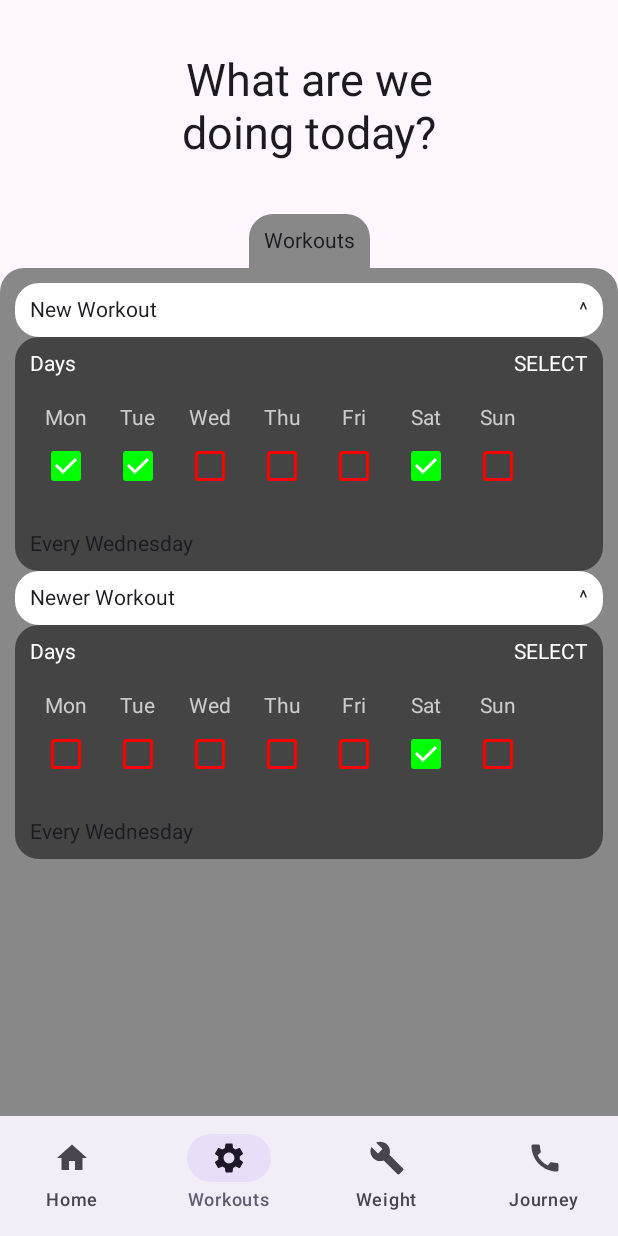
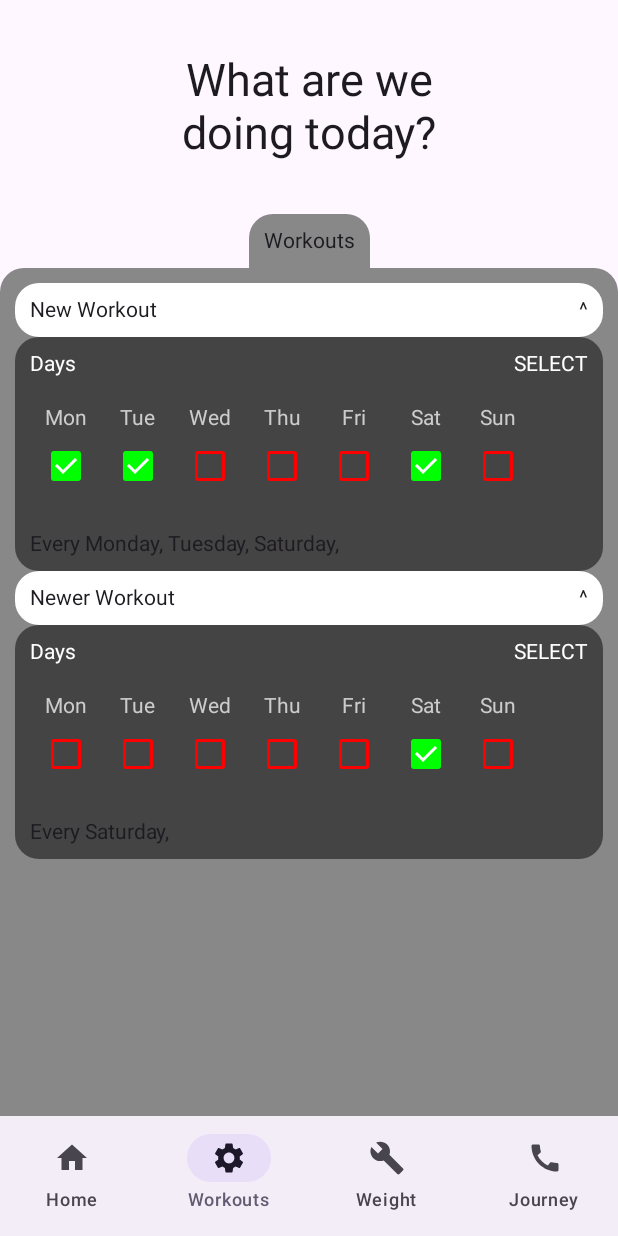
Before and after one commit to Mintakaaaa/Delta, an Android app built with Jetpack Compose: the WorkoutsScreen screen opened through its navigation route, on a phone screen of 412 x 824 dp. Run offline under Robolectric (Android 15) with nearby library versions, the phone set to English and light mode, and no system bars; our stand-ins replace Room's generated code.

Commit message:
added prepopulation of data into workouts table and added days column (ZERO NORMAL FORM, SORRYgit add .)

```diff
--- a/app/src/main/java/com/gym/delta/AppDatabase.kt
+++ b/app/src/main/java/com/gym/delta/AppDatabase.kt
@@ -1,10 +1,98 @@
 package com.gym.delta
 
+import android.content.Context
+import androidx.annotation.OptIn
+import androidx.media3.common.util.Log
+import androidx.media3.common.util.UnstableApi
 import androidx.room.Database
+import androidx.room.Room
 import androidx.room.RoomDatabase
+import androidx.room.TypeConverters
+import androidx.room.migration.Migration
+import androidx.sqlite.db.SupportSQLiteDatabase
+import com.gym.delta.util.Converters
+import kotlinx.coroutines.CoroutineScope
+import kotlinx.coroutines.Dispatchers
+import kotlinx.coroutines.launch
 import com.gym.delta.model.Workout
 
-@Database(entities = [Workout::class], version = 1)
+@Database(entities = [Workout::class], version = 2)
+//@TypeConverters(Converters::class)
 abstract class AppDatabase : RoomDatabase() {
     abstract fun workoutDao(): WorkoutDao
+
+    companion object {
+        private const val DATABASE_NAME = "delta_db"
+
+        /**
+         * As we need only one instance of db in our app will use to store
+         * This is to avoid memory leaks in android when there exist multiple instances of db
+         */
+        @Volatile
+        private var INSTANCE: AppDatabase? = null
+
+        fun getInstance(context: Context): AppDatabase {
+
+            synchronized(this) {
+                var instance = INSTANCE
+
+                if (instance == null) {
+                    instance = Room.databaseBuilder(
+                        context.applicationContext,
+                        AppDatabase::class.java,
+                        DATABASE_NAME
+                    )
+//                        .addMigrations(MIGRATION_1_2)
+                        .build()
+
+                    INSTANCE = instance
+                }
+                return instance
+            }
+        }
+
+        fun populateWithDummy(db: AppDatabase, onResult: (Boolean) -> Unit) {
+            try {
+                CoroutineScope(Dispatchers.IO).launch {
+
+                    val w = Workout(name = "Workout A", days = arrayListOf(true, false, true, false, true, false, true)) // y f y f y f y
+                    val ww = Workout(name = "Workout B", days = arrayListOf(false, true, false, true, false, true, false)) // f y f y f y f
+                    val www = Workout(name = "Workout C", days = arrayListOf(true, true, true, true, true, true, true)) // y y y y y y y
+                    // Add more workouts as needed
+
+                    val workoutDao = db.workoutDao()
+                    workoutDao.deleteAllWorkouts()
+                    workoutDao.insertAll(w, ww, www)
+                    onResult(true)
+                }
+            } catch (e: Exception) {
+                onResult(false)
+            }
+        }
+
+        // Function to handle database operations in the background
+        fun getWorkoutsFromDb(db: AppDatabase, onResult: (List<Workout>) -> Unit) {
+            CoroutineScope(Dispatchers.IO).launch {
+                val workoutDao = db.workoutDao()
+                val workouts = workoutDao.getAll()
+                onResult(workouts)
+            }
+        }
+
+//        // Function to update the UI
+//        @OptIn(UnstableApi::class)
+//        fun updateUIWithWorkouts(workouts: List<Workout>) {
+//            // Your UI update logic here
+//            Log.d("Workouts from DB: ", workouts.toString())
+//        }
+
+
+//        private val MIGRATION_1_2 = object : Migration(1, 2) {
+//            override fun migrate(db: SupportSQLiteDatabase) {
+//                // Perform necessary migration SQL operations here
+//                // Example: Add new columns, rename tables, etc.
+//                db.execSQL("ALTER TABLE Workout ADD COLUMN days TEXT")
+//            }
+//        }
+    }
 }
--- a/app/src/main/java/com/gym/delta/BottomNavGraph.kt
+++ b/app/src/main/java/com/gym/delta/BottomNavGraph.kt
@@ -4,10 +4,10 @@ import androidx.compose.runtime.Composable
 import androidx.navigation.NavHostController
 import androidx.navigation.compose.NavHost
 import androidx.navigation.compose.composable
-import com.gym.delta.fragments.HomeFragment
-import com.gym.delta.fragments.WorkoutsFragment
-import com.gym.delta.fragments.WeightFragment
-import com.gym.delta.fragments.JourneyFragment
+import com.gym.delta.screens.HomeScreen
+import com.gym.delta.screens.JourneyScreen
+import com.gym.delta.screens.WeightScreen
+import com.gym.delta.screens.WorkoutsScreen
 
 
 /**
@@ -21,9 +21,10 @@ fun BottomNavGraph(navController : NavHostController) {
         navController = navController,
         startDestination = BottomBarView.Home.route
     ) {
-        composable(route = BottomBarView.Home.route) { HomeFragment() }
-        composable(route = BottomBarView.Workouts.route) { WorkoutsFragment() }
-        composable(route = BottomBarView.Weight.route) { WeightFragment() }
-        composable(route = BottomBarView.Journey.route) { JourneyFragment() }
+
+        composable(route = BottomBarView.Home.route) { HomeScreen() }
+        composable(route = BottomBarView.Workouts.route) { WorkoutsScreen() }
+        composable(route = BottomBarView.Weight.route) { WeightScreen() }
+        composable(route = BottomBarView.Journey.route) { JourneyScreen() }
     }
 }
--- a/app/src/main/java/com/gym/delta/MainView.kt
+++ b/app/src/main/java/com/gym/delta/MainView.kt
@@ -6,6 +6,7 @@ import androidx.activity.ComponentActivity
 import androidx.activity.compose.setContent
 import androidx.activity.enableEdgeToEdge
 import androidx.annotation.OptIn
+import androidx.appcompat.app.AppCompatActivity
 import androidx.compose.foundation.layout.*
 import androidx.compose.material.icons.Icons
 import androidx.compose.material.icons.filled.Favorite
@@ -16,6 +17,7 @@ import androidx.compose.ui.Alignment
 import androidx.compose.ui.text.style.TextAlign
 import androidx.compose.ui.tooling.preview.Preview
 import androidx.compose.ui.unit.*
+import androidx.fragment.app.FragmentActivity
 import androidx.media3.common.util.Log
 import androidx.media3.common.util.UnstableApi
 import androidx.navigation.NavDestination.Companion.hierarchy
@@ -35,25 +37,20 @@ class MainView : ComponentActivity() {
         super.onCreate(savedInstanceState)
         enableEdgeToEdge()
 
-        // TODO make singleton for DB
-        val db = Room.databaseBuilder(
-            applicationContext,
-            AppDatabase::class.java, "app_db"
-        ).build()
+        val db = AppDatabase.getInstance(this)
 
-        // TODO make this more abstracted (i.e. make function for coroutine?)
-        CoroutineScope(Dispatchers.IO).launch { // Must use coroutine (BG thread for DB access)...
-            val workoutDao = db.workoutDao()
-            val workouts = workoutDao.getAll()
-            Log.d("Workouts from DB: ", workouts.toString())
-
-
-            withContext(Dispatchers.Main) { // If you need to update the UI with the result, switch to the Main thread
-                // Update UI with the workouts data
-                // Example: updateUI(workouts)
-                Log.d("Workouts from DB: ", workouts.toString())
+        AppDatabase.populateWithDummy(db) { success ->
+            if (success) {
+                Log.d("DB", "POPULATED")
+            }
+            else {
+                Log.d("DB", "NOT populated")
             }
         }
+        AppDatabase.getWorkoutsFromDb(db) { workouts ->
+            // update ui, you have workouts now
+        }
+
         setContent {
             App()
         }
--- a/app/src/main/java/com/gym/delta/WorkoutDao.kt
+++ b/app/src/main/java/com/gym/delta/WorkoutDao.kt
@@ -3,14 +3,17 @@ package com.gym.delta
 import androidx.room.Dao
 import androidx.room.Insert
 import androidx.room.Query
+import androidx.room.TypeConverters
 import com.gym.delta.model.Workout
+import com.gym.delta.util.Converters
 
 @Dao
+@TypeConverters(Converters::class)
 interface WorkoutDao {
     @Insert
     fun Insert(workout : Workout)
 
-    @Query("SELECT * FROM workout")
+    @Query("SELECT * FROM Workouts")
     fun getAll(): List<Workout>
 
 //    @Query("SELECT * FROM user WHERE uid IN (:userIds)")
@@ -20,10 +23,13 @@ interface WorkoutDao {
 //            "last_name LIKE :last LIMIT 1")
 //    fun findByName(first: String, last: String): User
 //
-//    @Insert
-//    fun insertAll(vararg users: User)
-//
+    @Insert
+    fun insertAll(vararg workouts: Workout)
+
 //    @Delete
 //    fun delete(user: User)
 
+    @Query("DELETE FROM Workouts")
+    fun deleteAllWorkouts()
+
 }
--- a/app/src/main/java/com/gym/delta/model/Workout.kt
+++ b/app/src/main/java/com/gym/delta/model/Workout.kt
@@ -3,10 +3,13 @@ package com.gym.delta.model
 import androidx.room.ColumnInfo
 import androidx.room.Entity
 import androidx.room.PrimaryKey
+import androidx.room.TypeConverters
+import com.gym.delta.util.Converters
 
-@Entity
+@TypeConverters(Converters::class)
+@Entity(tableName = "Workouts")
 data class Workout(
-    @PrimaryKey val id: Int,
-    @ColumnInfo(name = "name") val name: String?
-//    @ColumnInfo(days = Array<Boolean>(7)) val lastName: Boolean?
+    @PrimaryKey(autoGenerate = true) val id: Long = 0,
+    @ColumnInfo(name = "name") val name: String?,
+    @ColumnInfo(name = "days") var days: ArrayList<Boolean>?
 )
--- a/app/src/main/java/com/gym/delta/fragments/HomeFragment.kt
+++ b/app/src/main/java/com/gym/delta/screens/HomeScreen.kt
@@ -1,10 +1,9 @@
-package com.gym.delta.fragments
+package com.gym.delta.screens
 
 import androidx.compose.foundation.layout.Box
 import androidx.compose.foundation.layout.Column
 import androidx.compose.foundation.layout.fillMaxSize
 import androidx.compose.foundation.layout.padding
-import androidx.compose.foundation.layout.size
 import androidx.compose.material3.Text
 import androidx.compose.runtime.Composable
 import androidx.compose.ui.Alignment
@@ -13,14 +12,13 @@ import androidx.compose.ui.text.style.TextAlign
 import androidx.compose.ui.tooling.preview.Preview
 import androidx.compose.ui.unit.dp
 import androidx.compose.ui.unit.sp
-import com.gym.delta.App
 
 
 /**
  * Home view.
  */
 @Composable
-fun HomeFragment() {
+fun HomeScreen() {
     Box(modifier = Modifier.fillMaxSize(), contentAlignment = Alignment.TopCenter) {
         Column(horizontalAlignment = Alignment.CenterHorizontally) {
             Text(
@@ -35,5 +33,5 @@ fun HomeFragment() {
 @Preview(showBackground = true)
 @Composable
 fun Preview() {
-    HomeFragment()
+    HomeScreen()
 }
--- a/app/src/main/java/com/gym/delta/fragments/WorkoutsFragment.kt
+++ b/app/src/main/java/com/gym/delta/screens/WorkoutsScreen.kt
@@ -1,8 +1,7 @@
-package com.gym.delta.fragments
+package com.gym.delta.screens
 
 import androidx.annotation.OptIn
 import androidx.compose.foundation.background
-import androidx.compose.foundation.layout.Arrangement
 import androidx.compose.foundation.layout.Box
 import androidx.compose.foundation.layout.Column
 import androidx.compose.foundation.layout.Row
@@ -10,30 +9,23 @@ import androidx.compose.foundation.layout.Spacer
 import androidx.compose.foundation.layout.fillMaxSize
 import androidx.compose.foundation.layout.fillMaxWidth
 import androidx.compose.foundation.layout.padding
-import androidx.compose.foundation.layout.size
 import androidx.compose.foundation.shape.RoundedCornerShape
 import androidx.compose.material3.Checkbox
 import androidx.compose.material3.CheckboxDefaults
-import androidx.compose.material3.Switch
 import androidx.compose.material3.Text
 import androidx.compose.runtime.Composable
-import androidx.compose.runtime.getValue
-import androidx.compose.runtime.mutableStateListOf
-import androidx.compose.runtime.mutableStateOf
 import androidx.compose.runtime.remember
-import androidx.compose.runtime.setValue
+import androidx.compose.runtime.snapshots.SnapshotStateList
 import androidx.compose.runtime.toMutableStateList
 import androidx.compose.ui.Alignment
 import androidx.compose.ui.Modifier
 import androidx.compose.ui.draw.clip
 import androidx.compose.ui.graphics.Color
-import androidx.compose.ui.state.ToggleableState
 import androidx.compose.ui.text.style.TextAlign
 import androidx.compose.ui.tooling.preview.Preview
 import androidx.compose.ui.unit.dp
 import androidx.compose.ui.unit.sp
 import androidx.media3.common.util.Log
-import androidx.media3.common.util.UnstableApi
 
 
 data class Workout(
@@ -46,7 +38,13 @@ data class Workout(
  * Contains a heading and workouts container underneath;
  */
 @Composable
-fun WorkoutsFragment() {
+fun WorkoutsScreen() {
+//    AndroidViewBinding(MyFragmentLayoutBinding::inflate) {
+//        val myFragment = fragmentContainerView.getFragment<MyFragment>()
+//        // ...
+//    }
+    // TODO im so dumb i made the fragment be a composable LOL it needs to be an actual class of fragment!!
+
     var workouts = arrayOf(
         Workout("One", listOf(true, true, true, false, false, true, false)),
         Workout("Two", listOf(true, false, false, false, false, false, true)),
@@ -182,18 +180,46 @@ fun WorkoutElement(workout : Workout) {
             }
         }
         Text(
-            text = "Every Wednesday", Modifier.padding(10.dp)
+            text = getSelectedDaysText(checkboxStates), Modifier.padding(10.dp)
         )
     }
 }
 
-//fun getSelectedDaysText(days : Array<Boolean>): String {
-//    var daysText = "Every "
-//    if (days[0]) {
-//        daysText += "Monday"
-//    }
-//    return daysText
-//}
+fun getSelectedDaysText(days: SnapshotStateList<Boolean>): String {
+    var daysText = "Every "
+    var noneSelected = false
+    var selected = 0
+    for (day in days) {
+        if (day) {
+            selected ++
+        }
+    }
+    if (selected == 0) { daysText = "No days selected" }
+    else {
+        if (days[0]) {
+            daysText += "Monday, "
+        }
+        if (days[1]) {
+            daysText += "Tuesday, "
+        }
+        if (days[2]) {
+            daysText += "Wednesday, "
+        }
+        if (days[3]) {
+            daysText += "Thursday, "
+        }
+        if (days[4]) {
+            daysText += "Friday, "
+        }
+        if (days[5]) {
+            daysText += "Saturday, "
+        }
+        if (days[6]) {
+            daysText += "Sunday"
+        }
+    }
+    return daysText
+}
 
 @Composable
 fun WorkoutCheckboxesContainer() {
@@ -237,5 +263,5 @@ fun WorkoutCheckboxesContainer() {
 @Preview(showBackground = true)
 @Composable
 fun WorkoutsPreview() {
-    WorkoutsFragment()
+    WorkoutsScreen()
 }
--- /dev/null
+++ b/app/src/main/java/com/gym/delta/util/Converters.kt
@@ -0,0 +1,17 @@
+package com.gym.delta.util
+
+import androidx.room.TypeConverter
+import com.google.gson.Gson
+
+class Converters {
+    @TypeConverter
+    fun arrayListToJsonString(value: ArrayList<Boolean>): String = Gson().toJson(value)
+
+//    @TypeConverter
+//    fun jsonStringToArrayList(value: String) = Gson().fromJson(value, Array<Boolean>::class.java).toList()
+    @TypeConverter
+    fun jsonStringToArrayList(value: String): ArrayList<Boolean>? {
+        val array = Gson().fromJson(value, Array<Boolean>::class.java)
+        return array?.toList()?.toMutableList() as ArrayList<Boolean>?
+    }
+}
--- /dev/null
+++ b/app/src/main/res/xml/activity_main.xml
@@ -0,0 +1,6 @@
+<?xml version="1.0" encoding="utf-8"?>
+<androidx.fragment.app.FragmentContainerView xmlns:android="http://schemas.android.com/apk/res/android"
+    android:id="@+id/fragment_container_view"
+    android:layout_width="match_parent"
+    android:layout_height="match_parent"
+    android:name="com.example.compose.snippets.interop.MyFragment" />
--- a/gradle/libs.versions.toml
+++ b/gradle/libs.versions.toml
@@ -14,6 +14,9 @@ media3Common = "1.3.1"
 navigationCompose = "2.7.7"
 roomCompiler = "2.6.1"
 roomRuntime = "2.6.1"
+fragmentKtx = "1.8.0"
+fragmentCompose = "1.8.0"
+appcompat = "1.7.0"
 
 [libraries]
 accompanist-pager = { module = "com.google.accompanist:accompanist-pager", version.ref = "accompanistPager" }
@@ -36,6 +39,9 @@ androidx-ui-test-junit4 = { group = "androidx.compose.ui", name = "ui-test-junit
 androidx-material3 = { group = "androidx.compose.material3", name = "material3" }
 androidx-media3-common = { group = "androidx.media3", name = "media3-common", version.ref = "media3Common" }
 androidx-navigation-compose = { group = "androidx.navigation", name = "navigation-compose", version.ref = "navigationCompose" }
+androidx-fragment-ktx = { group = "androidx.fragment", name = "fragment-ktx", version.ref = "fragmentKtx" }
+androidx-fragment-compose = { group = "androidx.fragment", name = "fragment-compose", version.ref = "fragmentCompose" }
+androidx-appcompat = { group = "androidx.appcompat", name = "appcompat", version.ref = "appcompat" }
 
 [plugins]
 android-application = { id = "com.android.application", version.ref = "agp" }
```
Also changed, not shown: app/build.gradle.kts (+12 -0 lines), app/src/main/java/com/gym/delta/screens/JourneyScreen.kt (renamed from app/src/main/java/com/gym/delta/fragments/WeightFragment.kt, +4 -4 lines), app/src/main/java/com/gym/delta/screens/WeightScreen.kt (renamed from app/src/main/java/com/gym/delta/fragments/JourneyFragment.kt, +4 -4 lines).
